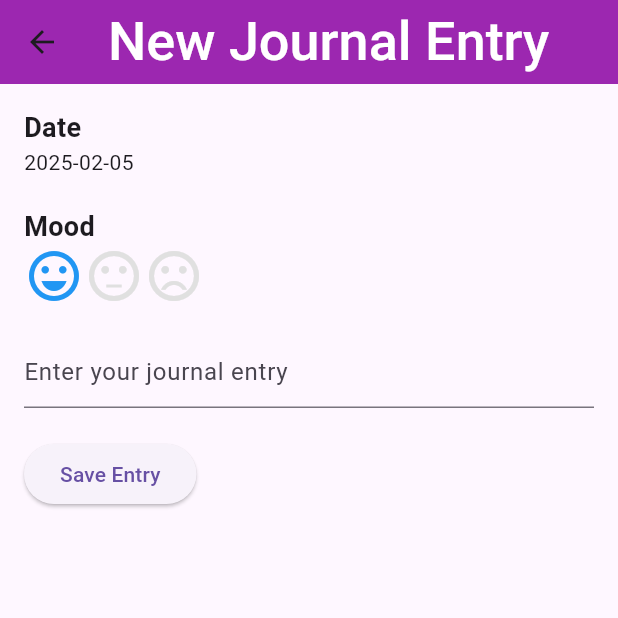
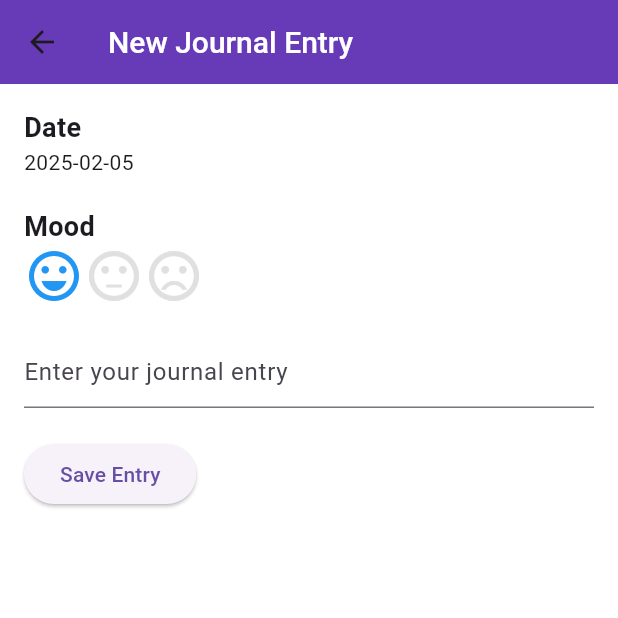
Before and after one commit to dvadell/journey, a Flutter app: the screen it shows after launch, after a tap on the "add" icon, on a phone screen of 412 x 824 dp, the top half of it. Run offline on Flutter 3.47's test engine with Material 3 defaults, Android fonts, the phone set to English and light mode, and no system bars; our stand-ins replace sqflite; accounts and stored records are empty; Roboto replaces fonts that are missing (Poppins).

Commit message:
Theme support, redesign to make it closer to figma

```diff
--- a/lib/journal.dart
+++ b/lib/journal.dart
@@ -48,12 +48,23 @@ class _JournalContentState extends State<JournalContent> {
 
   @override
   Widget build(BuildContext context) {
-    return Center(
-      child: Column(
-        mainAxisAlignment: MainAxisAlignment.center,
+    return Scaffold(
+      backgroundColor: Colors.grey[50],
+      body: Column(
+        crossAxisAlignment: CrossAxisAlignment.start,
         children: [
+          Padding(
+            padding: EdgeInsets.fromLTRB(16.0, 24.0, 16.0, 16.0),
+            child: Text(
+              "Recent entries",
+              style: TextStyle(
+                fontSize: 20,
+                color: Theme.of(context).primaryColor,
+                fontWeight: FontWeight.w500,
+              ),
+            ),
+          ),
           Expanded(
-            flex: 1,
             child: ListView.builder(
               itemCount: journalEntries.length,
               itemBuilder: (context, index) {
@@ -66,9 +77,12 @@ class _JournalContentState extends State<JournalContent> {
               },
             ),
           ),
-          SizedBox(height: 20),
-          // The circular + button
-          Container(
+
+          Align(
+            alignment: Alignment.bottomCenter,
+            child: Padding(
+              padding: EdgeInsets.only(bottom: 20.0),
+              child: Container(
                 width: 56.0,
                 height: 56.0,
                 decoration: BoxDecoration(
@@ -84,6 +98,8 @@ class _JournalContentState extends State<JournalContent> {
                   ),
                 ),
               ),
+            ),
+          ),
         ],
       ),
     );
--- a/lib/themes.dart
+++ b/lib/themes.dart
@@ -3,14 +3,27 @@ import 'package:flutter/material.dart';
 class AppThemes {
   static final lightTheme = ThemeData(
     brightness: Brightness.light,
-    primaryColor: Colors.purple,
+    primaryColor: Color(0xFF673AB7),
+    scaffoldBackgroundColor: Colors.white,
     appBarTheme: AppBarTheme(
-      backgroundColor: Colors.purple,
-      titleTextStyle: TextStyle(fontFamily: 'Poppins', fontWeight: FontWeight.w500, fontSize: 36),
+      backgroundColor: Color(0xFF673AB7),
+      elevation: 0,
+      titleTextStyle: TextStyle(
+        fontSize: 20,
+        fontWeight: FontWeight.w500,
+        color: Colors.white,
+      ),
     ),
-    tabBarTheme: TabBarTheme(
-      labelStyle: TextStyle(fontWeight: FontWeight.bold, fontSize: 16),
-      unselectedLabelStyle: TextStyle(fontSize: 16),
+    bottomNavigationBarTheme: BottomNavigationBarThemeData(
+      selectedItemColor: Color(0xFF673AB7),
+      unselectedItemColor: Colors.grey,
+    ),
+    cardTheme: CardTheme(
+      color: Colors.white,
+      elevation: 2,
+      shape: RoundedRectangleBorder(
+        borderRadius: BorderRadius.circular(12),
+      ),
     ),
   );
 
```
Also changed, not shown: lib/components/journal_card.dart (+75 -12 lines). Lines whose indentation alone changed are shown as unchanged.
